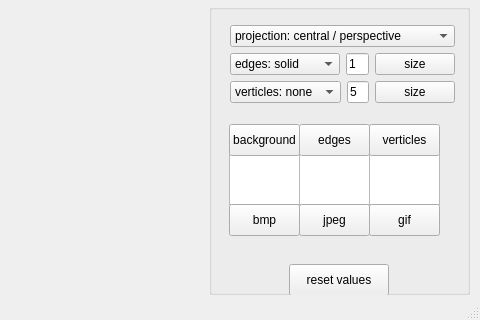
This is src/Front/MainWindow/mainwindow.ui in ryusandorosu/CPP4_3DViewer_v2.0 as Qt 5 draws it before an edit; both pictures show x 481 to 961 and y 423 to 743 of the 961 by 743 pixel window. The edited form follows.
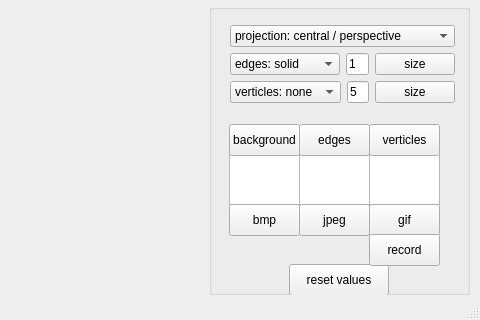
This is the edited form. Custom widgets are drawn as their Qt base class.

```diff
--- a/src/Front/MainWindow/mainwindow.ui
+++ b/src/Front/MainWindow/mainwindow.ui
@@ -252,6 +252,19 @@
       </item>
      </layout>
     </widget>
+    <widget class="QPushButton" name="rec_button">
+     <property name="geometry">
+      <rect>
+       <x>160</x>
+       <y>230</y>
+       <width>71</width>
+       <height>32</height>
+      </rect>
+     </property>
+     <property name="text">
+      <string>record</string>
+     </property>
+    </widget>
    </widget>
    <widget class="QGroupBox" name="groupBox_filename">
     <property name="geometry">
```
